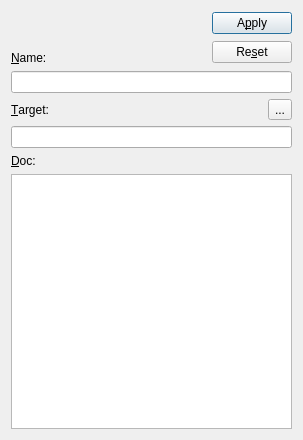
First picture: the form in ndtsconfigtool/ui/linkdlg.ui, repository jkotan/nexdatas.configtool, before the edit.
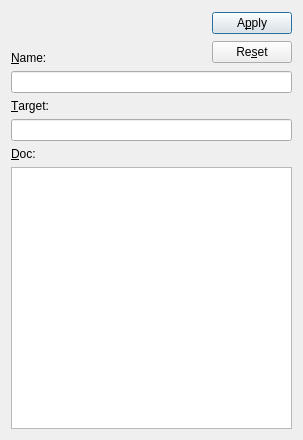
Second picture: the form after the edit.

```diff
--- a/ndtsconfigtool/ui/linkdlg.ui
+++ b/ndtsconfigtool/ui/linkdlg.ui
@@ -115,13 +115,6 @@
          </property>
         </widget>
        </item>
-       <item>
-        <widget class="QToolButton" name="targetToolButton">
-         <property name="text">
-          <string>...</string>
-         </property>
-        </widget>
-       </item>
       </layout>
      </item>
      <item>
```
